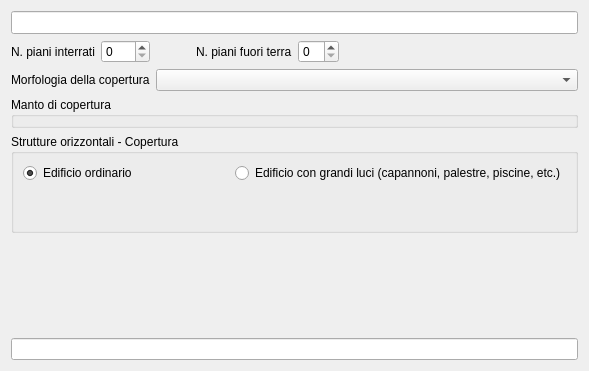
First picture: the form in ui/wdgSezUnitaVolumetriche.ui, repository faunalia/rt_omero, before the edit.
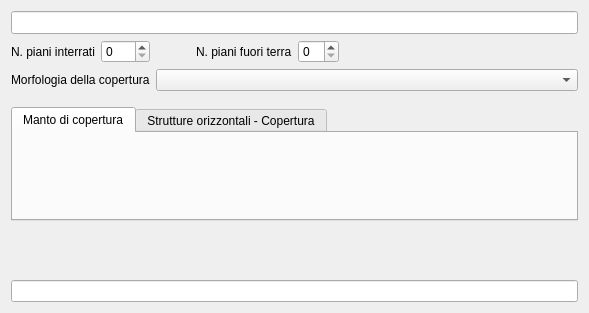
Second picture: the form after the edit. Custom widgets are drawn as their Qt base class.

Commit message: corretto #88 (GUI epoca costruttiva), corretto #87 (GUI manto copertura), corretto #86 (GUI titolo abilitativo)

Diff of the .ui file:
```diff
--- a/ui/wdgSezUnitaVolumetriche.ui
+++ b/ui/wdgSezUnitaVolumetriche.ui
@@ -7,7 +7,7 @@
     <x>0</x>
     <y>0</y>
     <width>589</width>
-    <height>371</height>
+    <height>313</height>
    </rect>
   </property>
   <property name="windowTitle">
@@ -74,19 +74,44 @@
      </property>
     </widget>
    </item>
-   <item row="4" column="0" colspan="5">
-    <widget class="GrpMantoCoperturaUnitaVolumetrica" name="MANTO_COPERTURA_UNITA_VOLUMETRICAID">
-     <property name="title">
-      <string>Manto di copertura</string>
+   <item row="0" column="0" colspan="5">
+    <widget class="QLineEdit" name="debugInfo">
+     <property name="font">
+      <font>
+       <pointsize>10</pointsize>
+      </font>
+     </property>
+     <property name="readOnly">
+      <bool>true</bool>
      </property>
     </widget>
    </item>
+   <item row="2" column="3">
+    <widget class="QSpinBox" name="FUORITERR_NPIANI"/>
+   </item>
+   <item row="7" column="0" colspan="5">
+    <widget class="QLineEdit" name="SCHEDA_EDIFICIOID"/>
+   </item>
    <item row="5" column="0" colspan="5">
-    <widget class="QGroupBox" name="groupBox_4">
-     <property name="title">
+    <widget class="QTabWidget" name="tabWidget">
+     <property name="currentIndex">
+      <number>0</number>
+     </property>
+     <widget class="QWidget" name="tab">
+      <attribute name="title">
+       <string>Manto di copertura</string>
+      </attribute>
+      <layout class="QGridLayout" name="gridLayout_2">
+       <item row="0" column="0">
+        <widget class="WdgMantoCoperturaUnitaVolumetrica" name="MANTO_COPERTURA_UNITA_VOLUMETRICAID" native="true"/>
+       </item>
+      </layout>
+     </widget>
+     <widget class="QWidget" name="tab_2">
+      <attribute name="title">
       <string>Strutture orizzontali - Copertura</string>
-     </property>
-     <layout class="QGridLayout" name="gridLayout_4">
+      </attribute>
+      <layout class="QGridLayout" name="gridLayout">
       <item row="0" column="0">
        <widget class="QRadioButton" name="edificioOrdinarioRadio">
         <property name="text">
@@ -104,6 +129,19 @@
         </property>
        </widget>
       </item>
+       <item row="2" column="0">
+        <spacer name="verticalSpacer">
+         <property name="orientation">
+          <enum>Qt::Vertical</enum>
+         </property>
+         <property name="sizeHint" stdset="0">
+          <size>
+           <width>20</width>
+           <height>40</height>
+          </size>
+         </property>
+        </spacer>
+       </item>
       <item row="1" column="0" colspan="2">
        <widget class="QStackedWidget" name="tipoEdificiStacked">
         <widget class="WdgStruttureOrizzontaliCoperturaEdificiOrdinari" name="STRUTTURE_ORIZZONTALI_COPERTURA_EDIFICI_ORDINARIID"/>
@@ -112,47 +150,43 @@
       </item>
      </layout>
     </widget>
-   </item>
-   <item row="6" column="0" colspan="2">
-    <spacer name="verticalSpacer">
-     <property name="orientation">
-      <enum>Qt::Vertical</enum>
-     </property>
-     <property name="sizeHint" stdset="0">
-      <size>
-       <width>20</width>
-       <height>40</height>
-      </size>
-     </property>
-    </spacer>
-   </item>
-   <item row="0" column="0" colspan="5">
-    <widget class="QLineEdit" name="debugInfo">
-     <property name="font">
-      <font>
-       <pointsize>10</pointsize>
-      </font>
-     </property>
-     <property name="readOnly">
-      <bool>true</bool>
-     </property>
     </widget>
    </item>
-   <item row="2" column="3">
-    <widget class="QSpinBox" name="FUORITERR_NPIANI"/>
+   <item row="6" column="2">
+    <spacer name="verticalSpacer_3">
+     <property name="orientation">
+      <enum>Qt::Vertical</enum>
+     </property>
+     <property name="sizeType">
+      <enum>QSizePolicy::Expanding</enum>
+     </property>
+     <property name="sizeHint" stdset="0">
+      <size>
+       <width>20</width>
+       <height>40</height>
+      </size>
+     </property>
+    </spacer>
    </item>
-   <item row="7" column="0" colspan="5">
-    <widget class="QLineEdit" name="SCHEDA_EDIFICIOID"/>
+   <item row="4" column="0">
+    <spacer name="verticalSpacer_4">
+     <property name="orientation">
+      <enum>Qt::Vertical</enum>
+     </property>
+     <property name="sizeType">
+      <enum>QSizePolicy::Fixed</enum>
+     </property>
+     <property name="sizeHint" stdset="0">
+      <size>
+       <width>20</width>
+       <height>10</height>
+      </size>
+     </property>
+    </spacer>
    </item>
   </layout>
  </widget>
  <customwidgets>
-  <customwidget>
-   <class>GrpMantoCoperturaUnitaVolumetrica</class>
-   <extends>QGroupBox</extends>
-   <header>..GrpMantoCoperturaUnitaVolumetrica</header>
-   <container>1</container>
-  </customwidget>
   <customwidget>
    <class>WdgStruttureOrizzontaliCoperturaEdificiOrdinari</class>
    <extends>QWidget</extends>
@@ -165,6 +199,12 @@
    <header>..WdgStruttureOrizzontaliCoperturaEdificiGrandiLuci</header>
    <container>1</container>
   </customwidget>
+  <customwidget>
+   <class>WdgMantoCoperturaUnitaVolumetrica</class>
+   <extends>QWidget</extends>
+   <header>..WdgMantoCoperturaUnitaVolumetrica</header>
+   <container>1</container>
+  </customwidget>
  </customwidgets>
  <resources/>
  <connections/>
```
Lines whose indentation alone changed are shown as unchanged. The commit also changes 10 other files.
